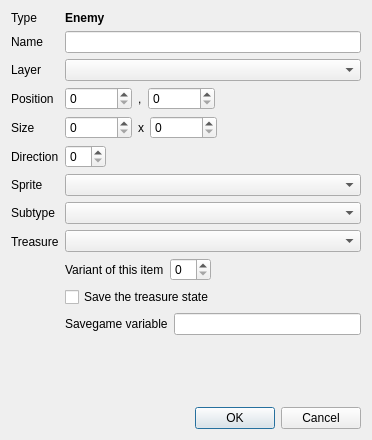
Above: src/gui/edit_entity_dialog.ui from solarus-games/solarus-quest-editor before the change. Below: the same form after it.
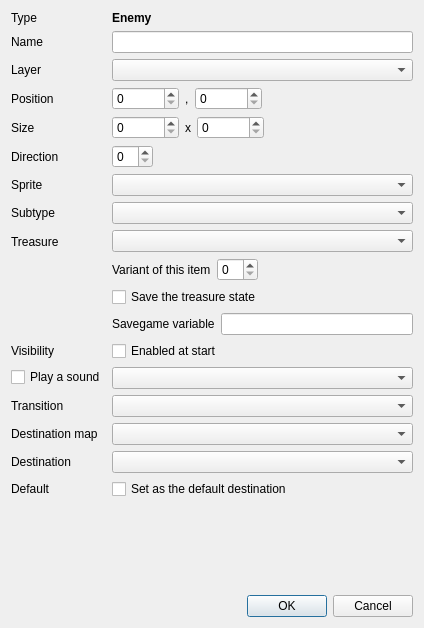
That is the form after the change. Custom widgets are drawn as their Qt base class.

Commit message: Add some entity-specific fields to the edit entity dialog

```diff
--- a/src/gui/edit_entity_dialog.ui
+++ b/src/gui/edit_entity_dialog.ui
@@ -6,8 +6,8 @@
    <rect>
     <x>0</x>
     <y>0</y>
-    <width>372</width>
-    <height>440</height>
+    <width>424</width>
+    <height>628</height>
    </rect>
   </property>
   <property name="sizePolicy">
@@ -276,6 +276,74 @@
        </item>
       </layout>
      </item>
+     <item row="9" column="0">
+      <widget class="QLabel" name="enabled_at_start_label">
+       <property name="text">
+        <string>Visibility</string>
+       </property>
+      </widget>
+     </item>
+     <item row="9" column="1">
+      <widget class="QCheckBox" name="enabled_at_start_field">
+       <property name="text">
+        <string>Enabled at start</string>
+       </property>
+      </widget>
+     </item>
+     <item row="10" column="0">
+      <widget class="QCheckBox" name="sound_checkbox">
+       <property name="text">
+        <string>Play a sound</string>
+       </property>
+      </widget>
+     </item>
+     <item row="10" column="1">
+      <widget class="ResourceSelector" name="sound_field"/>
+     </item>
+     <item row="11" column="0">
+      <widget class="QLabel" name="transition_label">
+       <property name="text">
+        <string>Transition</string>
+       </property>
+      </widget>
+     </item>
+     <item row="11" column="1">
+      <widget class="QComboBox" name="transition_field"/>
+     </item>
+     <item row="12" column="0">
+      <widget class="QLabel" name="destination_map_label">
+       <property name="text">
+        <string>Destination map</string>
+       </property>
+      </widget>
+     </item>
+     <item row="12" column="1">
+      <widget class="ResourceSelector" name="destination_map_field"/>
+     </item>
+     <item row="13" column="0">
+      <widget class="QLabel" name="destination_label">
+       <property name="text">
+        <string>Destination</string>
+       </property>
+      </widget>
+     </item>
+     <item row="13" column="1">
+      <widget class="QComboBox" name="destination_field"/>
+     </item>
+     <item row="14" column="0">
+      <widget class="QLabel" name="default_label">
+       <property name="text">
+        <string>Default</string>
+       </property>
+      </widget>
+     </item>
+     <item row="14" column="1">
+      <widget class="QCheckBox" name="default_field">
+       <property name="text">
+        <string>Set as the default destination</string>
+       </property>
+      </widget>
+     </item>
     </layout>
    </item>
    <item>
```
Left out of the diff: 2 changed lines with no effect on the pictures.
